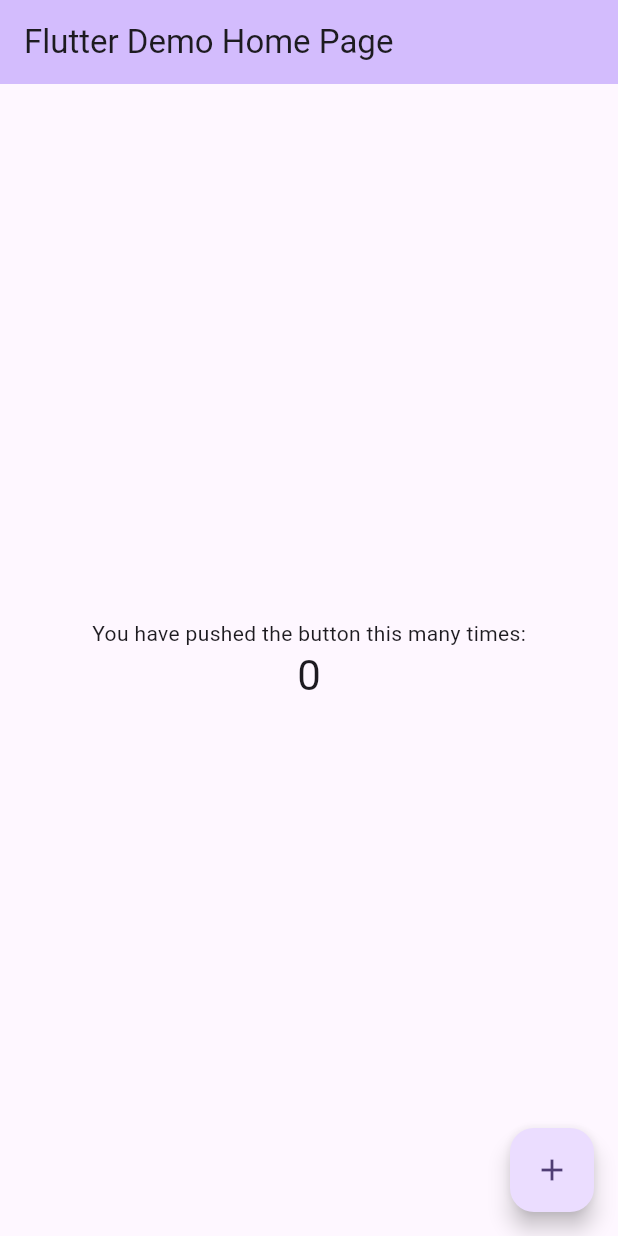
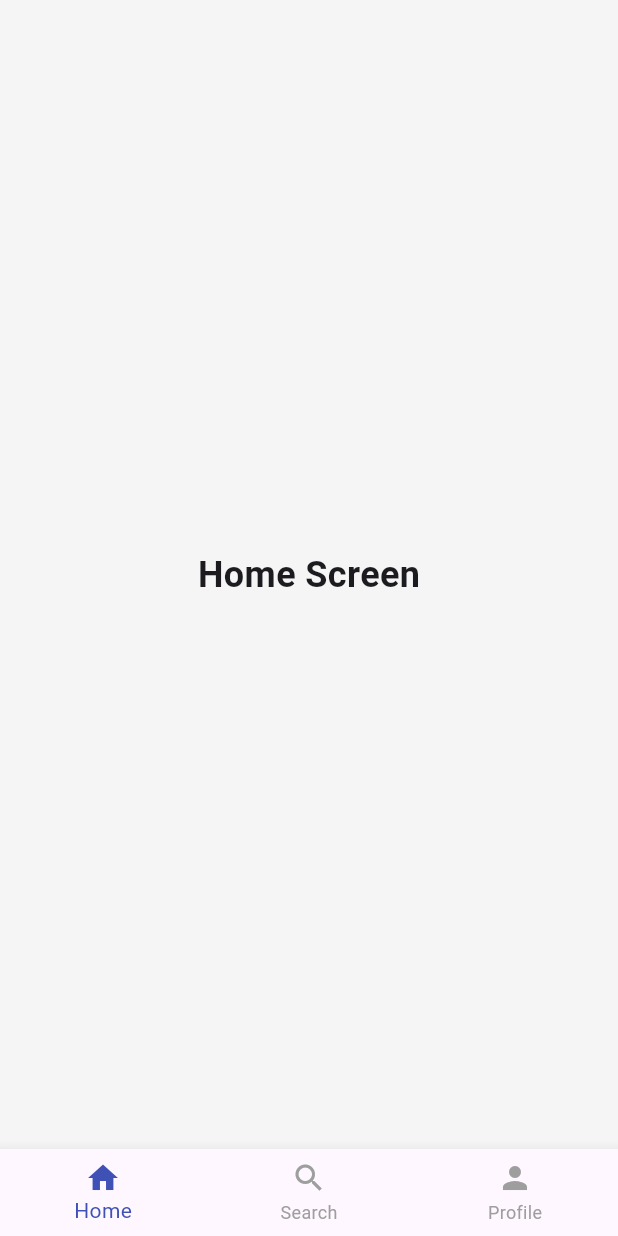
Before and after one commit to som120/AnimeVault, a Flutter app: the screen it shows after launch, on a phone screen of 412 x 824 dp. Run offline on Flutter 3.47's test engine with Material 3 defaults, Android fonts, the light colour scheme and no system bars; our stand-ins replace graphql_flutter.

Commit message:
inital search with Api and second page desc

```diff
--- a/lib/main.dart
+++ b/lib/main.dart
@@ -1,122 +1,90 @@
 import 'package:flutter/material.dart';
+import 'screens/search_screen.dart'; // ✅ Correct import
+// You can also create home_screen.dart and profile_screen.dart if needed
 
 void main() {
-  runApp(const MyApp());
+  runApp(const AnimeVaultApp());
 }
 
-class MyApp extends StatelessWidget {
-  const MyApp({super.key});
+class AnimeVaultApp extends StatelessWidget {
+  const AnimeVaultApp({super.key});
 
-  // This widget is the root of your application.
   @override
   Widget build(BuildContext context) {
     return MaterialApp(
-      title: 'Flutter Demo',
+      title: 'AnimeVault',
       theme: ThemeData(
-        // This is the theme of your application.
-        //
-        // TRY THIS: Try running your application with "flutter run". You'll see
-        // the application has a purple toolbar. Then, without quitting the app,
-        // try changing the seedColor in the colorScheme below to Colors.green
-        // and then invoke "hot reload" (save your changes or press the "hot
-        // reload" button in a Flutter-supported IDE, or press "r" if you used
-        // the command line to start the app).
-        //
-        // Notice that the counter didn't reset back to zero; the application
-        // state is not lost during the reload. To reset the state, use hot
-        // restart instead.
-        //
-        // This works for code too, not just values: Most code changes can be
-        // tested with just a hot reload.
-        colorScheme: ColorScheme.fromSeed(seedColor: Colors.deepPurple),
+        primarySwatch: Colors.indigo,
+        scaffoldBackgroundColor: Colors.grey[100],
       ),
-      home: const MyHomePage(title: 'Flutter Demo Home Page'),
+      home: const MainScreen(),
+      debugShowCheckedModeBanner: false,
     );
   }
 }
 
-class MyHomePage extends StatefulWidget {
-  const MyHomePage({super.key, required this.title});
-
-  // This widget is the home page of your application. It is stateful, meaning
-  // that it has a State object (defined below) that contains fields that affect
-  // how it looks.
-
-  // This class is the configuration for the state. It holds the values (in this
-  // case the title) provided by the parent (in this case the App widget) and
-  // used by the build method of the State. Fields in a Widget subclass are
-  // always marked "final".
-
-  final String title;
+class MainScreen extends StatefulWidget {
+  const MainScreen({super.key});
 
   @override
-  State<MyHomePage> createState() => _MyHomePageState();
+  State<MainScreen> createState() => _MainScreenState();
 }
 
-class _MyHomePageState extends State<MyHomePage> {
-  int _counter = 0;
+class _MainScreenState extends State<MainScreen> {
+  int _currentIndex = 0;
 
-  void _incrementCounter() {
-    setState(() {
-      // This call to setState tells the Flutter framework that something has
-      // changed in this State, which causes it to rerun the build method below
-      // so that the display can reflect the updated values. If we changed
-      // _counter without calling setState(), then the build method would not be
-      // called again, and so nothing would appear to happen.
-      _counter++;
-    });
-  }
+  // ✅ Screens used in bottom navigation
+  final List<Widget> _screens = [
+    const HomeScreen(),
+    const SearchScreen(),
+    const ProfileScreen(),
+  ];
 
   @override
   Widget build(BuildContext context) {
-    // This method is rerun every time setState is called, for instance as done
-    // by the _incrementCounter method above.
-    //
-    // The Flutter framework has been optimized to make rerunning build methods
-    // fast, so that you can just rebuild anything that needs updating rather
-    // than having to individually change instances of widgets.
     return Scaffold(
-      appBar: AppBar(
-        // TRY THIS: Try changing the color here to a specific color (to
-        // Colors.amber, perhaps?) and trigger a hot reload to see the AppBar
-        // change color while the other colors stay the same.
-        backgroundColor: Theme.of(context).colorScheme.inversePrimary,
-        // Here we take the value from the MyHomePage object that was created by
-        // the App.build method, and use it to set our appbar title.
-        title: Text(widget.title),
+      body: _screens[_currentIndex],
+      bottomNavigationBar: BottomNavigationBar(
+        currentIndex: _currentIndex,
+        selectedItemColor: Colors.indigo,
+        unselectedItemColor: Colors.grey,
+        onTap: (index) => setState(() => _currentIndex = index),
+        items: const [
+          BottomNavigationBarItem(icon: Icon(Icons.home), label: 'Home'),
+          BottomNavigationBarItem(icon: Icon(Icons.search), label: 'Search'),
+          BottomNavigationBarItem(icon: Icon(Icons.person), label: 'Profile'),
+        ],
       ),
-      body: Center(
-        // Center is a layout widget. It takes a single child and positions it
-        // in the middle of the parent.
-        child: Column(
-          // Column is also a layout widget. It takes a list of children and
-          // arranges them vertically. By default, it sizes itself to fit its
-          // children horizontally, and tries to be as tall as its parent.
-          //
-          // Column has various properties to control how it sizes itself and
-          // how it positions its children. Here we use mainAxisAlignment to
-          // center the children vertically; the main axis here is the vertical
-          // axis because Columns are vertical (the cross axis would be
-          // horizontal).
-          //
-          // TRY THIS: Invoke "debug painting" (choose the "Toggle Debug Paint"
-          // action in the IDE, or press "p" in the console), to see the
-          // wireframe for each widget.
-          mainAxisAlignment: MainAxisAlignment.center,
-          children: <Widget>[
-            const Text('You have pushed the button this many times:'),
-            Text(
-              '$_counter',
-              style: Theme.of(context).textTheme.headlineMedium,
-            ),
-          ],
-        ),
-      ),
-      floatingActionButton: FloatingActionButton(
-        onPressed: _incrementCounter,
-        tooltip: 'Increment',
-        child: const Icon(Icons.add),
-      ), // This trailing comma makes auto-formatting nicer for build methods.
     );
   }
 }
+
+// ------------------- Placeholder Screens -------------------
+
+class HomeScreen extends StatelessWidget {
+  const HomeScreen({super.key});
+
+  @override
+  Widget build(BuildContext context) {
+    return const Center(
+      child: Text(
+        'Home Screen',
+        style: TextStyle(fontSize: 24, fontWeight: FontWeight.bold),
+      ),
+    );
+  }
+}
+
+class ProfileScreen extends StatelessWidget {
+  const ProfileScreen({super.key});
+
+  @override
+  Widget build(BuildContext context) {
+    return const Center(
+      child: Text(
+        'Profile Screen',
+        style: TextStyle(fontSize: 24, fontWeight: FontWeight.bold),
+      ),
+    );
+  }
+}
--- a/pubspec.yaml
+++ b/pubspec.yaml
@@ -2,7 +2,7 @@ name: ainme_vault
 description: "A new Flutter project."
 # The following line prevents the package from being accidentally published to
 # pub.dev using `flutter pub publish`. This is preferred for private packages.
-publish_to: 'none' # Remove this line if you wish to publish to pub.dev
+publish_to: "none" # Remove this line if you wish to publish to pub.dev
 
 # The following defines the version and build number for your application.
 # A version number is three numbers separated by dots, like 1.2.43
@@ -30,6 +30,8 @@ environment:
 dependencies:
   flutter:
     sdk: flutter
+  graphql_flutter: ^5.2.1
+  http: ^1.1.0
 
   # The following adds the Cupertino Icons font to your application.
   # Use with the CupertinoIcons class for iOS style icons.
@@ -51,7 +53,6 @@ dev_dependencies:
 
 # The following section is specific to Flutter packages.
 flutter:
-
   # The following line ensures that the Material Icons font is
   # included with your application, so that you can use the icons in
   # the material Icons class.
```
Also changed, not shown: lib/screens/anime_detail_screen.dart (added, +63 -0 lines), lib/screens/search_screen.dart (added, +160 -0 lines), lib/services/anilist_service.dart (added, +57 -0 lines), pubspec.lock, 13 other files.
